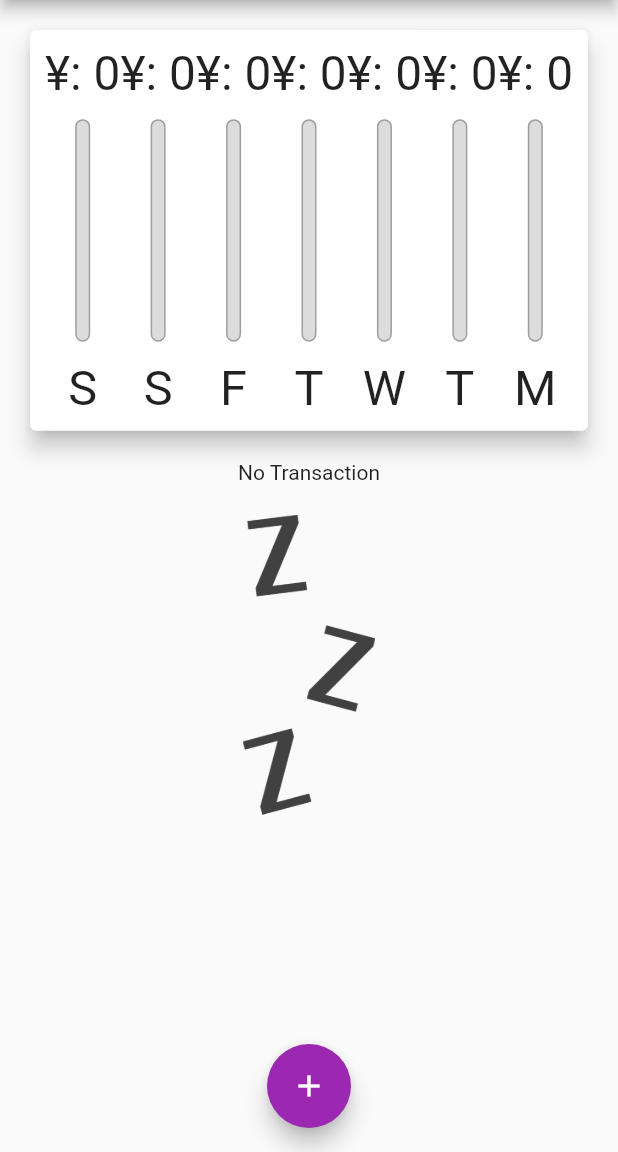
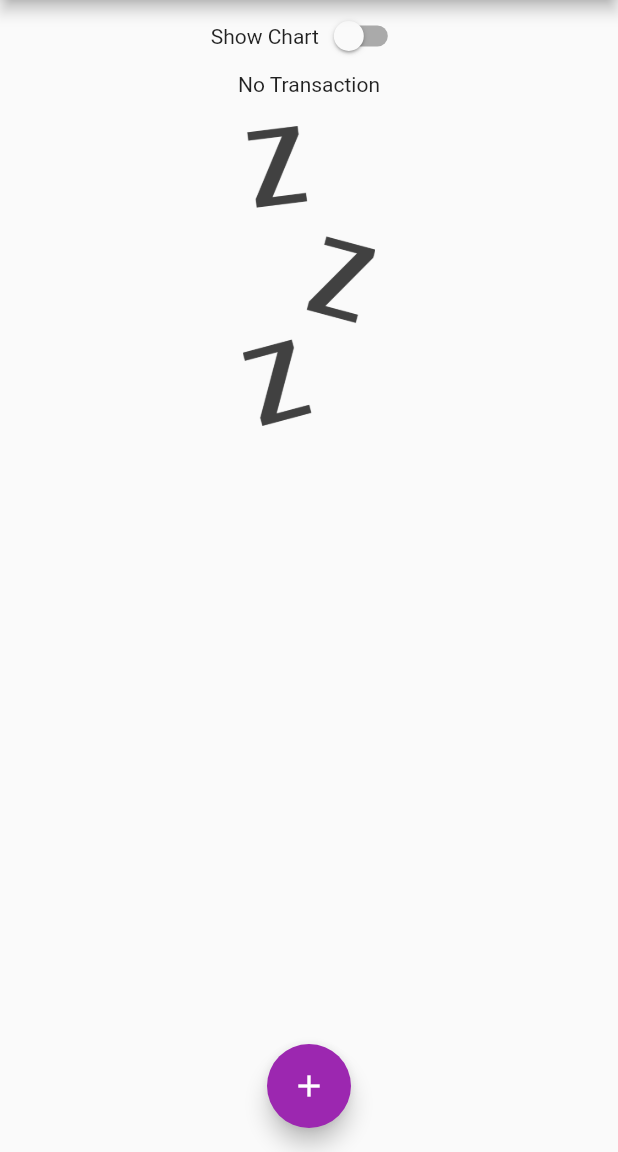
Before and after one commit to totolog-flutter/for-learning, a Flutter app: the screen it shows after launch, on a phone screen of 412 x 824 dp, the part 84-1236 px from its top. Run offline on Flutter 3.47's test engine with Material 2 defaults, Android fonts, the phone set to English and light mode, and no system bars; missing offline and left inert: dart:ffi.

Commit message:
add: 125

```diff
--- a/lib/main.dart
+++ b/lib/main.dart
@@ -1,3 +1,5 @@
+import 'dart:ffi';
+
 import 'package:flutter/material.dart';
 import 'package:flutter/services.dart';
 import 'package:flutter_youtube1/widgets/chart.dart';
@@ -82,6 +84,8 @@ class _MyHomePageState extends State<MyHomePage> {
     });
   }
 
+  bool _showChart = false;
+
   @override
   Widget build(BuildContext context) {
     final appBar = AppBar(
@@ -97,16 +101,30 @@ class _MyHomePageState extends State<MyHomePage> {
           mainAxisAlignment: MainAxisAlignment.start,
           crossAxisAlignment:  CrossAxisAlignment.stretch,
           children: [
-            Container(
-              height: (
-                MediaQuery.of(context).size.height -
-                appBar.preferredSize.height -
-                MediaQuery.of(context).padding.top
-              ) * 0.4,
-              child: Chart(_recentTransactions)),
-            Container(
-              height: (MediaQuery.of(context).size.height - appBar.preferredSize.height - MediaQuery.of(context).padding.top) * 0.7,
-              child: TransactionList(transactions: _userTransactions, deleteTransaction: _deleteTransaction)),
+            Row(
+              mainAxisAlignment: MainAxisAlignment.center,
+              children: [
+                Text('Show Chart'),
+                Switch(value: _showChart, onChanged: (value) {
+                  setState(() {
+                    _showChart = value;
+                  });
+                })
+              ],
+            ),
+            _showChart
+              ? Container(
+                  height: (
+                    MediaQuery.of(context).size.height -
+                    appBar.preferredSize.height -
+                    MediaQuery.of(context).padding.top
+                  ) * 0.3,
+                  child: Chart(_recentTransactions)
+                )
+              : Container(
+                  height: (MediaQuery.of(context).size.height - appBar.preferredSize.height - MediaQuery.of(context).padding.top) * 0.7,
+                  child: TransactionList(transactions: _userTransactions, deleteTransaction: _deleteTransaction)
+                ),
           ],
         ),
       ),
```
